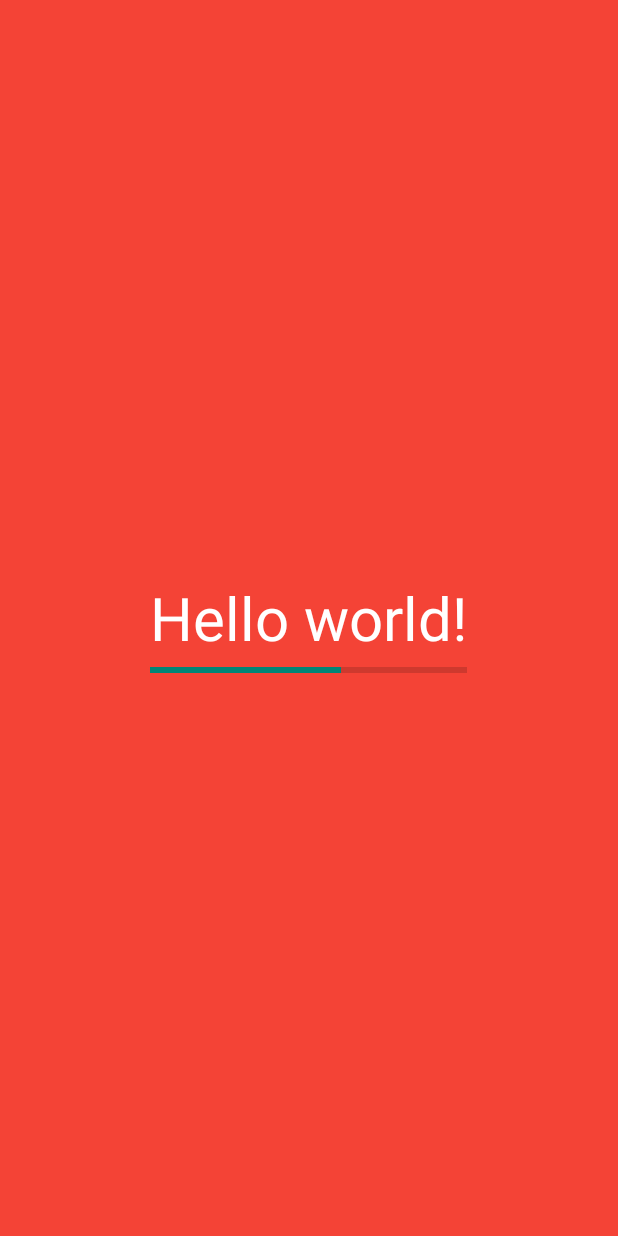
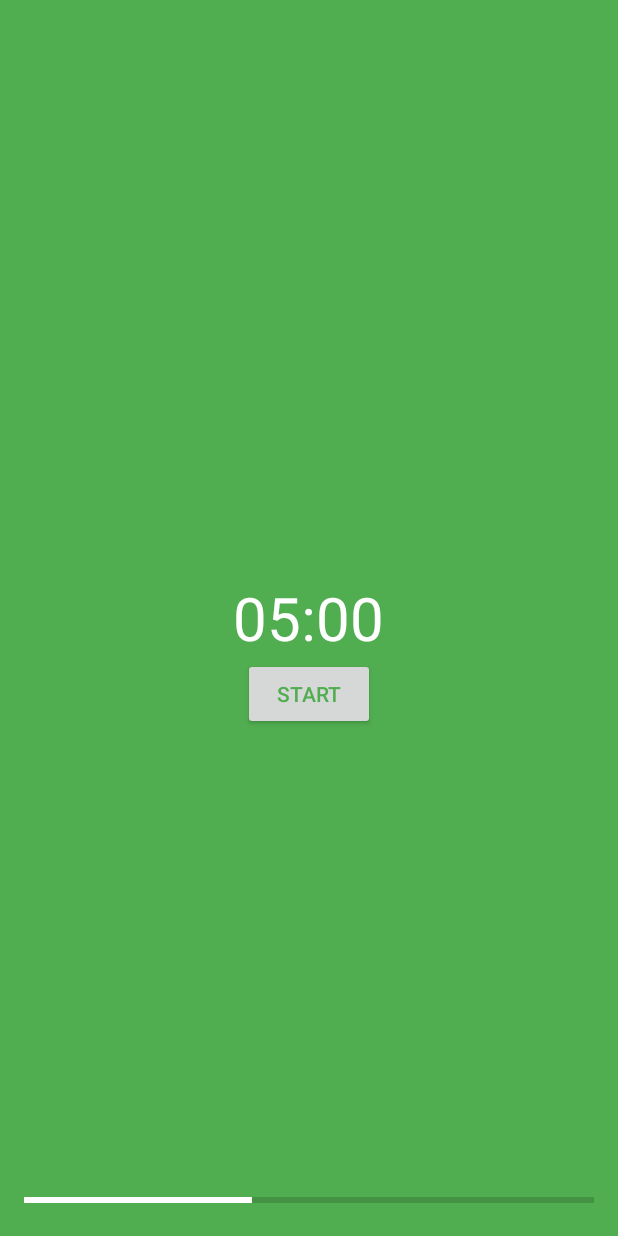
Before and after one commit to sazid/Done, an Android app: the screen it shows after launch (MainActivity), on a phone screen of 412 x 824 dp. Run offline under Robolectric (Android 15) with nearby library versions, the phone set to English and light mode, and no system bars.

Commit message:
Small layout changes and animations

```diff
--- a/app/src/main/java/com/mohammedsazid/android/done/MainActivity.java
+++ b/app/src/main/java/com/mohammedsazid/android/done/MainActivity.java
@@ -1,5 +1,7 @@
 package com.mohammedsazid.android.done;
 
+import android.animation.ArgbEvaluator;
+import android.animation.ValueAnimator;
 import android.support.v4.app.FragmentActivity;
 import android.support.v7.app.ActionBarActivity;
 import android.support.v7.app.ActionBar;
@@ -11,6 +13,10 @@ import android.view.MenuItem;
 import android.view.View;
 import android.view.ViewGroup;
 import android.os.Build;
+import android.widget.Button;
+import android.widget.ProgressBar;
+import android.widget.RelativeLayout;
+import android.widget.TextView;
 
 
 public class MainActivity extends FragmentActivity {
@@ -26,8 +32,7 @@ public class MainActivity extends FragmentActivity {
         }
     }
 
-
-//    @Override
+    //    @Override
 //    public boolean onCreateOptionsMenu(Menu menu) {
 //        // Inflate the menu; this adds items to the action bar if it is present.
 //        getMenuInflater().inflate(R.menu.menu_main, menu);
@@ -54,13 +59,45 @@ public class MainActivity extends FragmentActivity {
      */
     public static class PlaceholderFragment extends Fragment {
 
+        private View backgroundView;
+        private TextView timerTextView;
+        private Button toggleBtn;
+        private ProgressBar progressBar;
+
         public PlaceholderFragment() {
+        }
+
+        private void bindViews(View rootView) {
+            backgroundView = rootView.findViewById(R.id.background);
+            timerTextView = (TextView) rootView.findViewById(R.id.timer_textView);
+            toggleBtn = (Button) rootView.findViewById(R.id.button);
+            progressBar = (ProgressBar) rootView.findViewById(R.id.progressBar);
         }
 
         @Override
         public View onCreateView(LayoutInflater inflater, ViewGroup container,
                                  Bundle savedInstanceState) {
             View rootView = inflater.inflate(R.layout.fragment_main, container, false);
+
+            bindViews(rootView);
+
+            Integer colorFrom = getResources().getColor(R.color.red_500);
+            Integer colorTo = getResources().getColor(R.color.green_500);
+
+            ValueAnimator colorAnimator = ValueAnimator.ofObject(
+                    new ArgbEvaluator(), colorFrom, colorTo);
+            colorAnimator.addUpdateListener(new ValueAnimator.AnimatorUpdateListener() {
+                @Override
+                public void onAnimationUpdate(ValueAnimator animation) {
+                    backgroundView.setBackgroundColor((Integer) animation.getAnimatedValue());
+                    toggleBtn.setTextColor((Integer) animation.getAnimatedValue());
+                    progressBar.setProgress(40);
+                }
+            });
+
+            colorAnimator.setDuration(10000);
+            colorAnimator.start();
+
             return rootView;
         }
     }
--- a/app/src/main/res/layout/fragment_main.xml
+++ b/app/src/main/res/layout/fragment_main.xml
@@ -15,14 +15,14 @@
         android:paddingBottom="@dimen/activity_vertical_margin">
 
         <TextView
+            android:id="@+id/timer_textView"
             android:textColor="@color/white"
-            android:text="@string/hello_world"
+            android:text="@string/timer_textView"
             android:layout_centerHorizontal="true"
             android:layout_centerVertical="true"
             android:textSize="40sp"
             android:layout_width="wrap_content"
-            android:layout_height="wrap_content"
-            android:id="@+id/textView" />
+            android:layout_height="wrap_content" />
 
         <ProgressBar
             style="?android:attr/progressBarStyleHorizontal"
@@ -30,11 +30,20 @@
             android:layout_height="wrap_content"
             android:id="@+id/progressBar"
             android:progress="60"
-            android:layout_below="@+id/textView"
-            android:layout_alignRight="@+id/textView"
-            android:layout_alignEnd="@+id/textView"
-            android:layout_alignLeft="@+id/textView"
-            android:layout_alignStart="@+id/textView" />
+            android:layout_alignParentBottom="true"
+            android:layout_alignParentLeft="true"
+            android:layout_alignParentStart="true"
+            android:layout_alignParentRight="true"
+            android:layout_alignParentEnd="true" />
+
+        <Button
+            android:layout_width="wrap_content"
+            android:layout_height="wrap_content"
+            android:text="Start"
+            android:id="@+id/button"
+            android:textColor="@color/red_500"
+            android:layout_below="@+id/timer_textView"
+            android:layout_centerHorizontal="true" />
 
     </RelativeLayout>
 
--- a/app/src/main/res/values-v21/styles.xml
+++ /dev/null
@@ -1,14 +0,0 @@
-<resources>
-
-    <!-- Base application theme. -->
-    <style name="AppTheme" parent="Theme.AppCompat.Light.NoActionBar">
-
-        <item name="android:colorPrimary">@color/white</item>
-        <item name="android:colorAccent">@color/white</item>
-
-        <item name="android:colorPrimaryDark">@color/red_700</item>
-        <item name="android:navigationBarColor">@color/red_700</item>
-
-    </style>
-
-</resources>
--- a/app/src/main/res/values/colors.xml
+++ b/app/src/main/res/values/colors.xml
@@ -1,6 +1,7 @@
 <?xml version="1.0" encoding="utf-8"?>
 <resources>
     <item name="white" type="color">#FFFFFF</item>
+    <item name="black" type="color">#000000</item>
 
     <item name="red_500" type="color">#F44336</item>
     <item name="red_700" type="color">#D32F2F</item>
--- a/app/src/main/res/values/strings.xml
+++ b/app/src/main/res/values/strings.xml
@@ -2,7 +2,7 @@
 <resources>
 
     <string name="app_name">Done</string>
-    <string name="hello_world">Hello world!</string>
+    <string name="timer_textView">05:00</string>
     <string name="action_settings">Settings</string>
 
 </resources>
--- a/app/src/main/res/values/styles.xml
+++ b/app/src/main/res/values/styles.xml
@@ -1,11 +1,10 @@
 <resources>
 
     <!-- Base application theme. -->
-    <style name="AppTheme" parent="Theme.AppCompat.Light.NoActionBar">
+    <style name="AppTheme" parent="Theme.AppCompat.Light.DarkActionBar">
 
         <item name="colorPrimary">@color/white</item>
         <item name="colorAccent">@color/white</item>
-        <item name="colorPrimaryDark">@color/red_700</item>
 
     </style>
 
```
